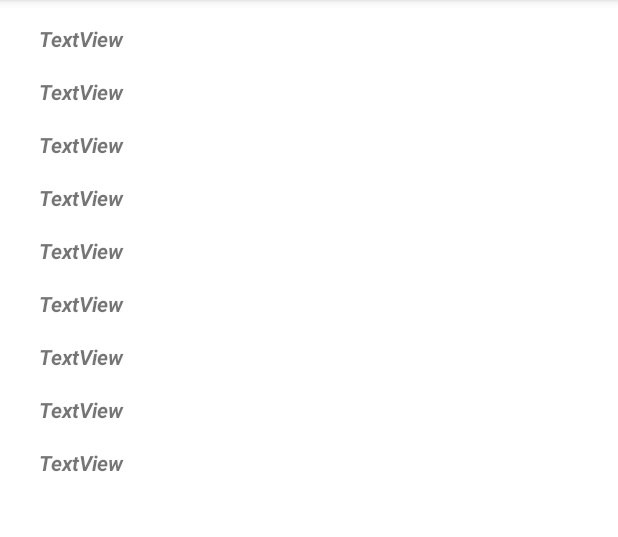
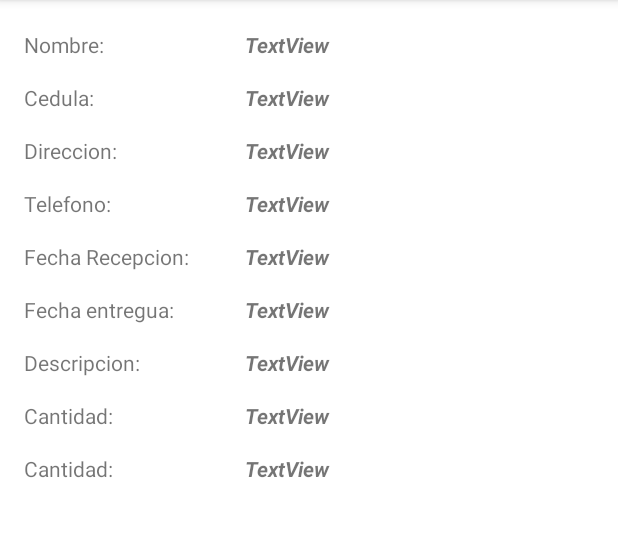
Before and after one commit to Davila99/SASTRENIC, an Android app: the ClienteActivity screen opened directly, with no data from a screen before it, on a phone screen of 412 x 824 dp, the part 84-621 px from its top. Run offline under Robolectric (Android 15) with nearby library versions, the phone set to English and light mode, and no system bars; our stand-ins replace Room's generated code; 9 statements that could not run were skipped.

Commit message:
He corregido el error de los showDatePickerDialog, e definido funciones por separa para cada proceso

```diff
--- a/app/src/main/java/com/example/sastrenic/ClienteAdapter.kt
+++ b/app/src/main/java/com/example/sastrenic/ClienteAdapter.kt
@@ -14,7 +14,7 @@ class ClienteAdapter(private val mContex: Context, private val listaCliente: Lis
         val layout = LayoutInflater.from(mContex).inflate(R.layout.cliente_list, parent, false)
         val cliente = listaCliente[position]
         layout.nombre.text = cliente.nombre
-        layout.cedula.text = cliente.cedula
+        layout.direccion.text =cliente.direccion
         layout.telefono.text = "${cliente.telefono}"
 
 
--- a/app/src/main/java/com/example/sastrenic/NuevoClienteActivity.kt
+++ b/app/src/main/java/com/example/sastrenic/NuevoClienteActivity.kt
@@ -14,7 +14,7 @@ class NuevoClienteActivity : AppCompatActivity() {
         setContentView(R.layout.activity_nuevo_cliente)
 
         et_fecha_recepcion.setOnClickListener { showDatePickerDialog() }
-        et_fecha_entregua.setOnClickListener { showDatePickerDialog() }
+        et_fecha_entregua.setOnClickListener { showDatePickerDialog2() }
 
         var idCliente: Int? = null
 
@@ -85,14 +85,25 @@ class NuevoClienteActivity : AppCompatActivity() {
         }
     }
 
+
     private fun showDatePickerDialog() {
         val datePicker =
             DatePickerFragment { day, month, year -> onDateSelecter(day, month, year) }
-        datePicker.show(supportFragmentManager,"datePicker")
+        datePicker.show(supportFragmentManager, "datePicker")
+    }
+
+    private fun showDatePickerDialog2() {
+
+        val datePicker2 =
+            DatePickerFragment { day, month, year -> onDateSelecter2(day, month, year) }
+        datePicker2.show(supportFragmentManager, "datePicker")
     }
 
     fun onDateSelecter(day: Int, month: Int, year: Int) {
         et_fecha_recepcion.setText("$day/ $month/ $year")
+    }
+
+    fun onDateSelecter2(day: Int, month: Int, year: Int) {
         et_fecha_entregua.setText("$day/ $month/ $year")
     }
 
--- a/app/src/main/res/layout/activity_cliente.xml
+++ b/app/src/main/res/layout/activity_cliente.xml
@@ -7,14 +7,26 @@
     tools:context=".ClienteActivity">
 
     <TextView
-        android:id="@+id/nombre_cliente"
+        android:id="@+id/fecha_recepcion_cliente"
         android:layout_width="wrap_content"
         android:layout_height="wrap_content"
         android:layout_marginTop="16dp"
         android:text="TextView"
         android:textStyle="bold|italic"
         app:layout_constraintEnd_toEndOf="parent"
-        app:layout_constraintHorizontal_bias="0.073"
+        app:layout_constraintHorizontal_bias="0.459"
+        app:layout_constraintStart_toStartOf="parent"
+        app:layout_constraintTop_toBottomOf="@+id/telefono_cliente" />
+
+    <TextView
+        android:id="@+id/nombre_cliente"
+        android:layout_width="wrap_content"
+        android:layout_height="wrap_content"
+        android:layout_marginTop="20dp"
+        android:text="TextView"
+        android:textStyle="bold|italic"
+        app:layout_constraintEnd_toEndOf="parent"
+        app:layout_constraintHorizontal_bias="0.459"
         app:layout_constraintStart_toStartOf="parent"
         app:layout_constraintTop_toTopOf="parent" />
 
@@ -26,9 +38,21 @@
         android:text="TextView"
         android:textStyle="bold|italic"
         app:layout_constraintEnd_toEndOf="parent"
-        app:layout_constraintHorizontal_bias="0.073"
+        app:layout_constraintHorizontal_bias="0.459"
         app:layout_constraintStart_toStartOf="parent"
         app:layout_constraintTop_toBottomOf="@+id/nombre_cliente" />
+
+    <TextView
+        android:id="@+id/direccion_cliente"
+        android:layout_width="wrap_content"
+        android:layout_height="wrap_content"
+        android:layout_marginTop="16dp"
+        android:text="TextView"
+        android:textStyle="bold|italic"
+        app:layout_constraintEnd_toEndOf="parent"
+        app:layout_constraintHorizontal_bias="0.459"
+        app:layout_constraintStart_toStartOf="parent"
+        app:layout_constraintTop_toBottomOf="@+id/cedula_cliente" />
 
     <TextView
         android:id="@+id/telefono_cliente"
@@ -38,33 +62,9 @@
         android:text="TextView"
         android:textStyle="bold|italic"
         app:layout_constraintEnd_toEndOf="parent"
-        app:layout_constraintHorizontal_bias="0.073"
+        app:layout_constraintHorizontal_bias="0.459"
         app:layout_constraintStart_toStartOf="parent"
         app:layout_constraintTop_toBottomOf="@+id/direccion_cliente" />
-
-    <TextView
-        android:id="@+id/fecha_recepcion_cliente"
-        android:layout_width="wrap_content"
-        android:layout_height="wrap_content"
-        android:layout_marginTop="16dp"
-        android:text="TextView"
-        android:textStyle="bold|italic"
-        app:layout_constraintEnd_toEndOf="parent"
-        app:layout_constraintHorizontal_bias="0.073"
-        app:layout_constraintStart_toStartOf="parent"
-        app:layout_constraintTop_toBottomOf="@+id/telefono_cliente" />
-
-    <TextView
-        android:id="@+id/fecha_entregua_cliente"
-        android:layout_width="wrap_content"
-        android:layout_height="wrap_content"
-        android:layout_marginTop="16dp"
-        android:text="TextView"
-        android:textStyle="bold|italic"
-        app:layout_constraintEnd_toEndOf="parent"
-        app:layout_constraintHorizontal_bias="0.073"
-        app:layout_constraintStart_toStartOf="parent"
-        app:layout_constraintTop_toBottomOf="@+id/fecha_recepcion_cliente" />
 
     <TextView
         android:id="@+id/descripcion_prenda_cliente"
@@ -74,7 +74,7 @@
         android:text="TextView"
         android:textStyle="bold|italic"
         app:layout_constraintEnd_toEndOf="parent"
-        app:layout_constraintHorizontal_bias="0.073"
+        app:layout_constraintHorizontal_bias="0.459"
         app:layout_constraintStart_toStartOf="parent"
         app:layout_constraintTop_toBottomOf="@+id/fecha_entregua_cliente" />
 
@@ -86,7 +86,7 @@
         android:text="TextView"
         android:textStyle="bold|italic"
         app:layout_constraintEnd_toEndOf="parent"
-        app:layout_constraintHorizontal_bias="0.073"
+        app:layout_constraintHorizontal_bias="0.459"
         app:layout_constraintStart_toStartOf="parent"
         app:layout_constraintTop_toBottomOf="@+id/descripcion_prenda_cliente" />
 
@@ -98,19 +98,110 @@
         android:text="TextView"
         android:textStyle="bold|italic"
         app:layout_constraintEnd_toEndOf="parent"
-        app:layout_constraintHorizontal_bias="0.073"
+        app:layout_constraintHorizontal_bias="0.459"
         app:layout_constraintStart_toStartOf="parent"
         app:layout_constraintTop_toBottomOf="@+id/cantidad_cliente" />
 
     <TextView
-        android:id="@+id/direccion_cliente"
+        android:id="@+id/fecha_entregua_cliente"
         android:layout_width="wrap_content"
         android:layout_height="wrap_content"
         android:layout_marginTop="16dp"
         android:text="TextView"
         android:textStyle="bold|italic"
         app:layout_constraintEnd_toEndOf="parent"
-        app:layout_constraintHorizontal_bias="0.073"
+        app:layout_constraintHorizontal_bias="0.459"
         app:layout_constraintStart_toStartOf="parent"
-        app:layout_constraintTop_toBottomOf="@+id/cedula_cliente" />
+        app:layout_constraintTop_toBottomOf="@+id/fecha_recepcion_cliente" />
+
+    <TextView
+        android:id="@+id/textView"
+        android:layout_width="wrap_content"
+        android:layout_height="wrap_content"
+        android:layout_marginStart="16dp"
+        android:layout_marginTop="20dp"
+        android:text="Nombre:"
+        app:layout_constraintStart_toStartOf="parent"
+        app:layout_constraintTop_toTopOf="parent" />
+
+    <TextView
+        android:id="@+id/textView2"
+        android:layout_width="wrap_content"
+        android:layout_height="wrap_content"
+        android:layout_marginStart="16dp"
+        android:layout_marginTop="16dp"
+        android:text="Cedula:"
+        app:layout_constraintStart_toStartOf="parent"
+        app:layout_constraintTop_toBottomOf="@+id/textView" />
+
+    <TextView
+        android:id="@+id/textView3"
+        android:layout_width="wrap_content"
+        android:layout_height="wrap_content"
+        android:layout_marginStart="16dp"
+        android:layout_marginTop="16dp"
+        android:text="Direccion:"
+        app:layout_constraintStart_toStartOf="parent"
+        app:layout_constraintTop_toBottomOf="@+id/textView2" />
+
+    <TextView
+        android:id="@+id/textView4"
+        android:layout_width="wrap_content"
+        android:layout_height="wrap_content"
+        android:layout_marginStart="16dp"
+        android:layout_marginTop="16dp"
+        android:text="Telefono:"
+        app:layout_constraintStart_toStartOf="parent"
+        app:layout_constraintTop_toBottomOf="@+id/textView3" />
+
+    <TextView
+        android:id="@+id/textView5"
+        android:layout_width="wrap_content"
+        android:layout_height="wrap_content"
+        android:layout_marginStart="16dp"
+        android:layout_marginTop="16dp"
+        android:text="Fecha Recepcion:"
+        app:layout_constraintStart_toStartOf="parent"
+        app:layout_constraintTop_toBottomOf="@+id/textView4" />
+
+    <TextView
+        android:id="@+id/textView6"
+        android:layout_width="wrap_content"
+        android:layout_height="wrap_content"
+        android:layout_marginStart="16dp"
+        android:layout_marginTop="16dp"
+        android:text="Fecha entregua:"
+        app:layout_constraintStart_toStartOf="parent"
+        app:layout_constraintTop_toBottomOf="@+id/textView5" />
+
+    <TextView
+        android:id="@+id/textView7"
+        android:layout_width="wrap_content"
+        android:layout_height="wrap_content"
+        android:layout_marginStart="16dp"
+        android:layout_marginTop="16dp"
+        android:text="Descripcion:"
+        app:layout_constraintStart_toStartOf="parent"
+        app:layout_constraintTop_toBottomOf="@+id/textView6" />
+
+    <TextView
+        android:id="@+id/textView8"
+        android:layout_width="wrap_content"
+        android:layout_height="wrap_content"
+        android:layout_marginStart="16dp"
+        android:layout_marginTop="16dp"
+        android:text="Cantidad:"
+        app:layout_constraintStart_toStartOf="parent"
+        app:layout_constraintTop_toBottomOf="@+id/textView7" />
+
+    <TextView
+        android:id="@+id/textView9"
+        android:layout_width="wrap_content"
+        android:layout_height="wrap_content"
+        android:layout_marginStart="16dp"
+        android:layout_marginTop="16dp"
+        android:text="Cantidad:"
+        app:layout_constraintStart_toStartOf="parent"
+        app:layout_constraintTop_toBottomOf="@+id/textView8" />
+
 </androidx.constraintlayout.widget.ConstraintLayout>
--- a/app/src/main/res/layout/cliente_list.xml
+++ b/app/src/main/res/layout/cliente_list.xml
@@ -16,7 +16,7 @@
         app:layout_constraintTop_toTopOf="parent" />
 
     <TextView
-        android:id="@+id/cedula"
+        android:id="@+id/direccion"
         android:layout_width="wrap_content"
         android:layout_height="wrap_content"
         android:layout_marginTop="20dp"
```
